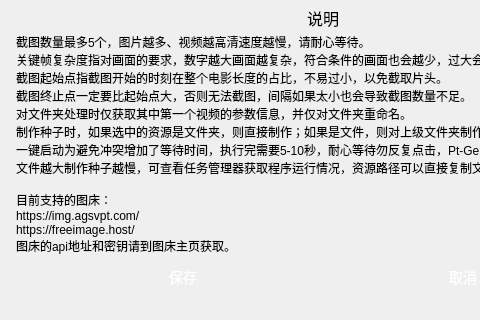
First picture: the form in ph-bjd/ui/settings.ui, repository publish-helper/publish-helper, before the edit; both pictures show x 0 to 480 and y 415 to 735 of the 646 by 735 pixel window.
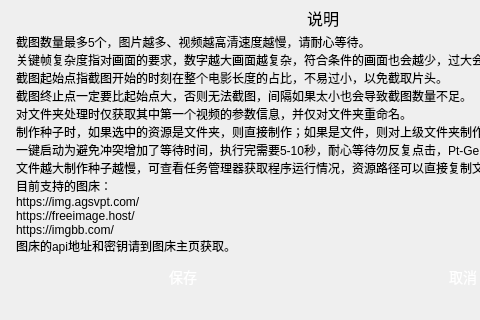
Second picture: the form after the edit.

Commit message: 增加支持图床https://imgbb.com/，优化Debug内容。

Diff of the .ui file:
```diff
--- a/ph-bjd/ui/settings.ui
+++ b/ph-bjd/ui/settings.ui
@@ -1311,10 +1311,10 @@
 制作种子时，如果选中的资源是文件夹，则直接制作；如果是文件，则对上级文件夹制作。
 一键启动为避免冲突增加了等待时间，执行完需要5-10秒，耐心等待勿反复点击，Pt-Gen连接性不好的不建议使用。
 文件越大制作种子越慢，可查看任务管理器获取程序运行情况，资源路径可以直接复制文件粘贴到文本框中。
-
 目前支持的图床：
 https://img.agsvpt.com/
 https://freeimage.host/
+https://imgbb.com/
 图床的api地址和密钥请到图床主页获取。</string>
        </property>
       </widget>
```
The commit also changes 6 other files.
